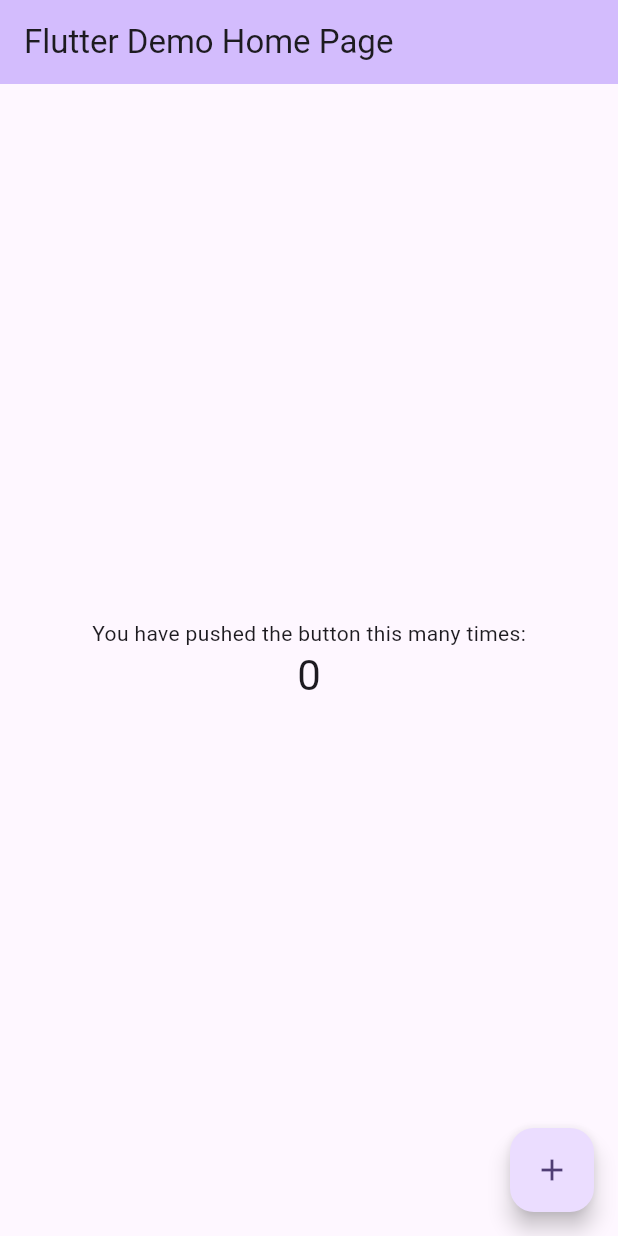
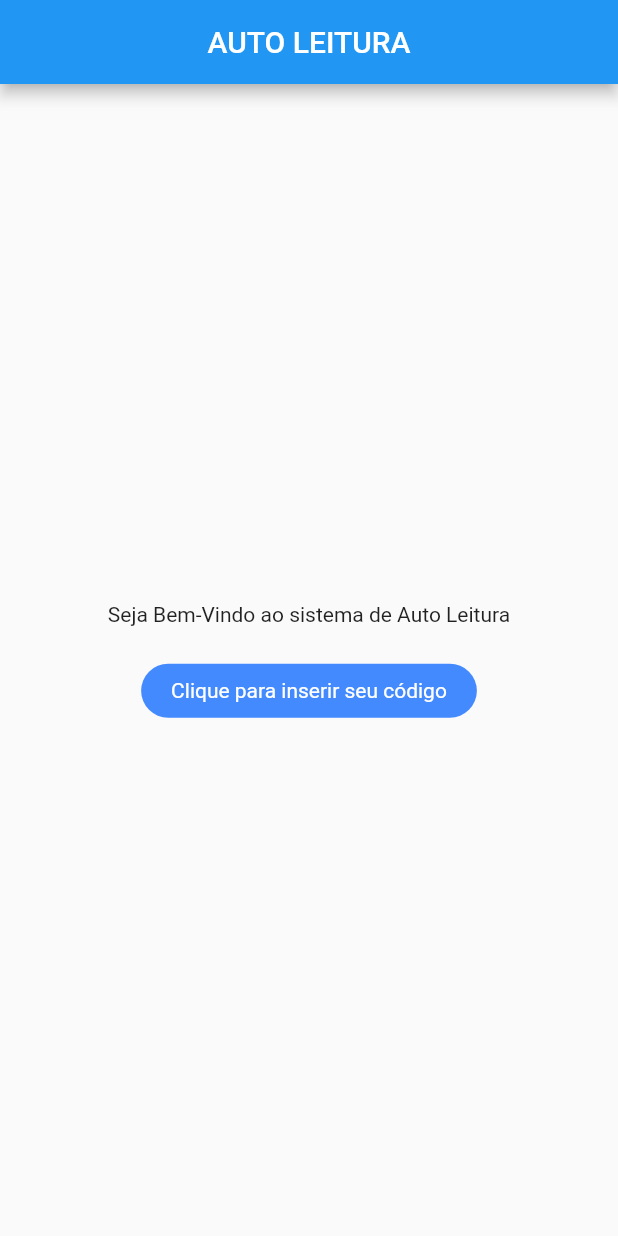
Before and after one commit to sidneyojr/AutoLeitura, a Flutter app: the screen it shows after launch, on a phone screen of 412 x 824 dp. Run offline on Flutter 3.47's test engine with Material 2 defaults, Android fonts, the phone set to English and light mode, and no system bars.

Commit message:
Build web

```diff
--- /dev/null
+++ b/lib/home.dart
@@ -0,0 +1,49 @@
+//import 'package:autoleitura/login.dart';
+import 'package:flutter/material.dart';
+
+class Home extends StatelessWidget {
+  const Home({Key? key}) : super(key: key);
+
+  @override
+  Widget build(BuildContext context) {
+    return Scaffold(
+      appBar: AppBar(
+        centerTitle: true,
+        title: const Text('AUTO LEITURA'),
+        backgroundColor: Colors.blue, // Manter a app bar no azul
+      ),
+      body: Center(
+        child: Column(
+          mainAxisAlignment: MainAxisAlignment.center,
+          children: [
+            Text("Seja Bem-Vindo ao sistema de Auto Leitura"),
+            SizedBox(height: 25),
+            Material(
+              color: Colors.blueAccent, // Azul mais claro
+              borderRadius: BorderRadius.circular(20.0),
+              child: InkWell(
+                borderRadius: BorderRadius.circular(20.0),
+                onTap: () {
+                  //Navigator.push(
+                  //  context,
+                  //MaterialPageRoute(builder: (context) => Login()),
+                  //);
+                },
+                child: Container(
+                  padding: EdgeInsets.symmetric(horizontal: 20, vertical: 10),
+                  decoration: BoxDecoration(
+                    shape: BoxShape.circle,
+                  ),
+                  child: Text(
+                    "Clique para inserir seu código",
+                    style: TextStyle(color: Colors.white),
+                  ),
+                ),
+              ),
+            ),
+          ],
+        ),
+      ),
+    );
+  }
+}
--- a/lib/main.dart
+++ b/lib/main.dart
@@ -1,125 +1,16 @@
 import 'package:flutter/material.dart';
+import 'package:autoleitura/home.dart';
 
+// main
 void main() {
-  runApp(const MyApp());
+  runApp(MyApp());
 }
 
 class MyApp extends StatelessWidget {
-  const MyApp({super.key});
-
-  // This widget is the root of your application.
   @override
   Widget build(BuildContext context) {
     return MaterialApp(
-      title: 'Flutter Demo',
-      theme: ThemeData(
-        // This is the theme of your application.
-        //
-        // TRY THIS: Try running your application with "flutter run". You'll see
-        // the application has a blue toolbar. Then, without quitting the app,
-        // try changing the seedColor in the colorScheme below to Colors.green
-        // and then invoke "hot reload" (save your changes or press the "hot
-        // reload" button in a Flutter-supported IDE, or press "r" if you used
-        // the command line to start the app).
-        //
-        // Notice that the counter didn't reset back to zero; the application
-        // state is not lost during the reload. To reset the state, use hot
-        // restart instead.
-        //
-        // This works for code too, not just values: Most code changes can be
-        // tested with just a hot reload.
-        colorScheme: ColorScheme.fromSeed(seedColor: Colors.deepPurple),
-        useMaterial3: true,
-      ),
-      home: const MyHomePage(title: 'Flutter Demo Home Page'),
+      home: Home(),
     );
   }
 }
-
-class MyHomePage extends StatefulWidget {
-  const MyHomePage({super.key, required this.title});
-
-  // This widget is the home page of your application. It is stateful, meaning
-  // that it has a State object (defined below) that contains fields that affect
-  // how it looks.
-
-  // This class is the configuration for the state. It holds the values (in this
-  // case the title) provided by the parent (in this case the App widget) and
-  // used by the build method of the State. Fields in a Widget subclass are
-  // always marked "final".
-
-  final String title;
-
-  @override
-  State<MyHomePage> createState() => _MyHomePageState();
-}
-
-class _MyHomePageState extends State<MyHomePage> {
-  int _counter = 0;
-
-  void _incrementCounter() {
-    setState(() {
-      // This call to setState tells the Flutter framework that something has
-      // changed in this State, which causes it to rerun the build method below
-      // so that the display can reflect the updated values. If we changed
-      // _counter without calling setState(), then the build method would not be
-      // called again, and so nothing would appear to happen.
-      _counter++;
-    });
-  }
-
-  @override
-  Widget build(BuildContext context) {
-    // This method is rerun every time setState is called, for instance as done
-    // by the _incrementCounter method above.
-    //
-    // The Flutter framework has been optimized to make rerunning build methods
-    // fast, so that you can just rebuild anything that needs updating rather
-    // than having to individually change instances of widgets.
-    return Scaffold(
-      appBar: AppBar(
-        // TRY THIS: Try changing the color here to a specific color (to
-        // Colors.amber, perhaps?) and trigger a hot reload to see the AppBar
-        // change color while the other colors stay the same.
-        backgroundColor: Theme.of(context).colorScheme.inversePrimary,
-        // Here we take the value from the MyHomePage object that was created by
-        // the App.build method, and use it to set our appbar title.
-        title: Text(widget.title),
-      ),
-      body: Center(
-        // Center is a layout widget. It takes a single child and positions it
-        // in the middle of the parent.
-        child: Column(
-          // Column is also a layout widget. It takes a list of children and
-          // arranges them vertically. By default, it sizes itself to fit its
-          // children horizontally, and tries to be as tall as its parent.
-          //
-          // Column has various properties to control how it sizes itself and
-          // how it positions its children. Here we use mainAxisAlignment to
-          // center the children vertically; the main axis here is the vertical
-          // axis because Columns are vertical (the cross axis would be
-          // horizontal).
-          //
-          // TRY THIS: Invoke "debug painting" (choose the "Toggle Debug Paint"
-          // action in the IDE, or press "p" in the console), to see the
-          // wireframe for each widget.
-          mainAxisAlignment: MainAxisAlignment.center,
-          children: <Widget>[
-            const Text(
-              'You have pushed the button this many times:',
-            ),
-            Text(
-              '$_counter',
-              style: Theme.of(context).textTheme.headlineMedium,
-            ),
-          ],
-        ),
-      ),
-      floatingActionButton: FloatingActionButton(
-        onPressed: _incrementCounter,
-        tooltip: 'Increment',
-        child: const Icon(Icons.add),
-      ), // This trailing comma makes auto-formatting nicer for build methods.
-    );
-  }
-}
```
Also changed, not shown: 69 other files.
